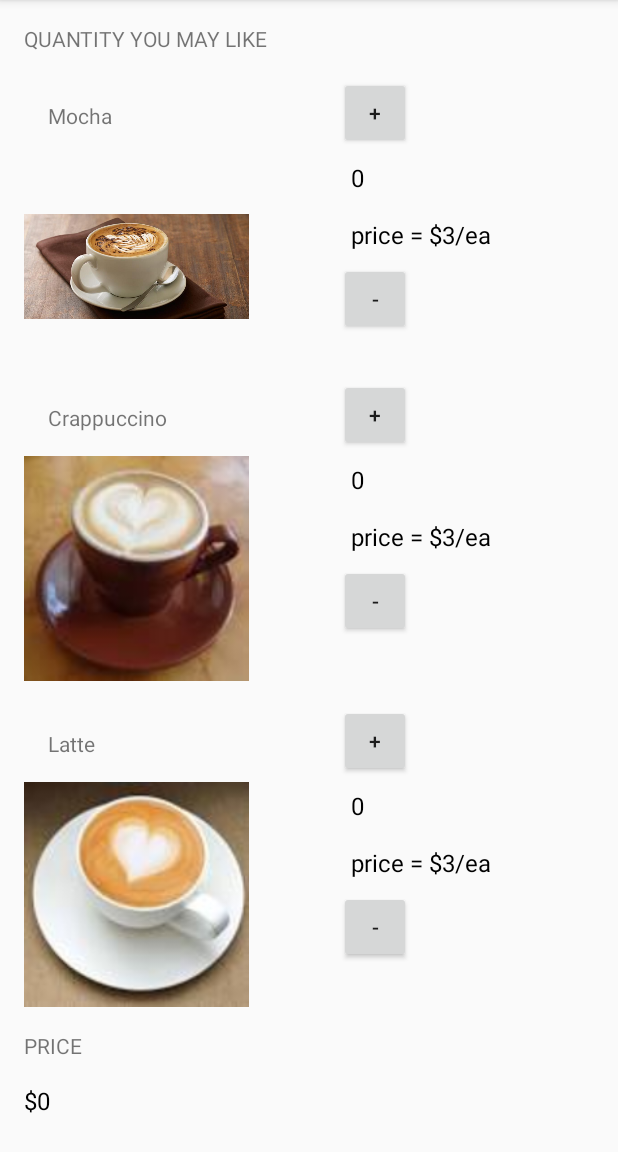
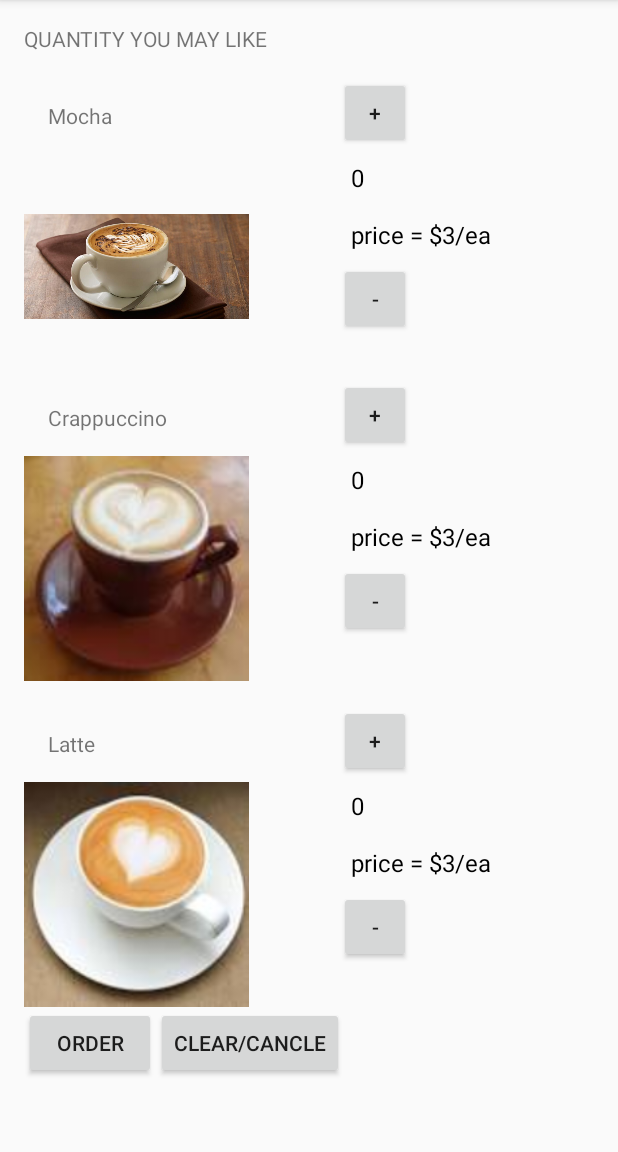
Before and after one commit to rala8730/Android-Inventory, an Android app: the screen it shows after launch (MainActivity), on a phone screen of 412 x 824 dp, the part 84-1236 px from its top. Run offline under Robolectric (Android 15) with nearby library versions, the phone set to English and light mode, and no system bars.

Commit message:
displaying total price in display activity

```diff
--- a/app/src/main/java/com/example/android/test1/Main2Activity.java
+++ b/app/src/main/java/com/example/android/test1/Main2Activity.java
@@ -15,9 +15,6 @@ public class Main2Activity extends AppCompatActivity {
         super.onCreate(savedInstanceState);
         setContentView(R.layout.activity_main2);
 
-        int totalItems = getIntent().getIntExtra(MainActivity.TOTAL_ITEMS, 0);
-        int totalprice=getIntent().getIntExtra(MainActivity.TOTAL_Price,0);
-
     }
     public void back(View view)
     {
--- a/app/src/main/java/com/example/android/test1/MainActivity.java
+++ b/app/src/main/java/com/example/android/test1/MainActivity.java
@@ -27,9 +27,10 @@ import java.text.NumberFormat;
  * This app displays an order form to order coffee.
  */
 public class MainActivity extends AppCompatActivity {
-    public static final String TOTAL_ITEMS = "totalItems";
-    public static final String TOTAL_Price="totalprice";
+    public static final String TOTAL_ITEMS ="totalItems";
+    public static final String TOTAL_PRICE="totalprice";
     Button mocha_i, latte_i, crappuccino_i, mocha_d, latte_d, crappuccino_d;
+
     int lattequantity, mochaquantity, crappuccinoquantity = 0;
     int price = 3;
     int crappuccinoEachPrice,mocaEachPrice,latteEachPrice ;
@@ -44,6 +45,8 @@ public class MainActivity extends AppCompatActivity {
         mocha_i.setOnClickListener(new Clik());
         mocha_d= (Button)findViewById(R.id.mocha_decrement_id);
         mocha_d.setOnClickListener(new Clik());
+
+
         crappuccino_i= (Button) findViewById(R.id.crappuccino_increment_id);
         crappuccino_i.setOnClickListener(new Clik());
         crappuccino_d= (Button) findViewById(R.id.crappucino_decrement_id);
@@ -58,15 +61,10 @@ public class MainActivity extends AppCompatActivity {
     public void submitOrder(View v){
         Intent jumppage= new Intent(MainActivity.this, com.example.android.test1.Display.class);
         jumppage.putExtra(TOTAL_ITEMS, lattequantity + mochaquantity + crappuccinoquantity);
-        jumppage.putExtra(TOTAL_Price,(lattequantity+mochaquantity+crappuccinoquantity)*price + tax);
+        jumppage.putExtra(TOTAL_PRICE,(lattequantity+mochaquantity+crappuccinoquantity)*price + tax);
         startActivity(jumppage);
     }
 
-    public void total(View view)
-    {
-        String PriceMessage = (lattequantity + mochaquantity + crappuccinoquantity) + "\r\nLatte = " + lattequantity + "\r\nCrappuccino = " + crappuccinoquantity + "\r\nMocha = " + mochaquantity + "\r\nTotal price = $" + ((tax) + ((lattequantity + mochaquantity + crappuccinoquantity) * (price))) + "\r\n\r\nThank you for shopping today ^__^" + "\r\n\t\nHave a nice Day";
-        displayMessage(PriceMessage);
-    }
 
     public void clear(View view)
     {
@@ -82,46 +80,49 @@ public class MainActivity extends AppCompatActivity {
 
     public class Clik implements View.OnClickListener {
         public void onClick(View v) {
-            switch (v.getId()) {
+            int id=v.getId();
+            switch (id) {
 
                 case R.id.mocha_increment_id: {
                     mochaquantity ++;
-                    mocadisplay(mochaquantity);
-                    //mocaEachPrice = price * mochaquantity;
-                    //price_display(mocaEachPrice);
+                    display(mochaquantity);
+                    display(eachprice(price,mochaquantity));
                     break;
                 }
                 case R.id.mocha_decrement_id: {
                     if (mochaquantity>0){
                         mochaquantity --;
-                    mocadisplay(mochaquantity);
+                        display(mochaquantity);
+                        display(eachprice(price,mochaquantity));
                     }
-                    //mocaEachPrice = price * mochaquantity;
-                    //price_display(mocaEachPrice);
                     break;
                 }
                 case R.id.crappuccino_increment_id:{
                     crappuccinoquantity++;
-                    crappucinodisplay(crappuccinoquantity);
+                    display(crappuccinoquantity);
+                    display(eachprice(price,crappuccinoquantity));
                     break;
                 }
                 case R.id.crappucino_decrement_id:{
                     if(crappuccinoquantity >0){
                         crappuccinoquantity--;
-                    crappucinodisplay(crappuccinoquantity);
+                        display(crappuccinoquantity);
+                        display(eachprice(price,crappuccinoquantity));
                     }
                     break;
                 }
 
                 case R.id.latteprice_increment_id:{
                     lattequantity++;
-                    lattedisplay(lattequantity);
+                    display(lattequantity);
+                    display(eachprice(price,lattequantity));
                     break;
                 }
                 case R.id.latteprice_decrement_id:{
                     if(lattequantity>0){
                         lattequantity--;
-                    lattedisplay(lattequantity);
+                        display(lattequantity);
+                        display(eachprice(price,lattequantity));
                     }
                     break;
                 }
@@ -129,109 +130,28 @@ public class MainActivity extends AppCompatActivity {
             }
         }
     }
- /*   public void mochaincrement(View view)
-    {
-        Log.d("Main", getResources().getResourceEntryName(view.getId()));
-        mochaquantity = mochaquantity + 1;
-        mocadisplay(mochaquantity);
-        mocaEachPrice=price*mochaquantity;
-        price_display(mocaEachPrice);
-    }
 
-    public void mochadecrement(View view)
-
-    {
-        if (mochaquantity > 0)
-        {
-            mochaquantity = mochaquantity - 1;
-            mocadisplay(mochaquantity);
-            mocaEachPrice=-price;
-            price_display(mocaEachPrice);
-        }
-        else {}
-    }
-
-    public void crappucinoincrement(View view)
-    {
-        crappuccinoquantity = crappuccinoquantity + 1;
-        crappucinodisplay(crappuccinoquantity);
-
-        crappuccinoEachPrice=price*crappuccinoquantity;
-        price_display(crappuccinoEachPrice);
-
-
-    }
-
-    public void crappucinodecrement(View view)
-    {
-        if (crappuccinoquantity > 0)
-        {
-            crappuccinoquantity = crappuccinoquantity - 1;
-            crappucinodisplay(crappuccinoquantity);
-            crappuccinoEachPrice=-price;
-            price_display(crappuccinoEachPrice);
-        }
-        else{}
-    }
-
-    public void latteincrement(View view)
-    {
-        lattequantity = lattequantity + 1;
-        lattedisplay(lattequantity);
-        latteEachPrice=price*lattequantity;
-        price_display(latteEachPrice);
-
-    }
-
-    public void lattedecrement(View view)
-    {
-        if (lattequantity > 0) {
-            lattequantity = lattequantity - 1;
-            lattedisplay(lattequantity);
-            latteEachPrice=-price;
-            price_display(latteEachPrice);
-        }
-        else {}
-    }
-*/
 
     /**
      * This method displays the given price on the screen.
      */
-    public void mocadisplay(int number) {
+    public int eachprice(int amount, int quantity){
+        return amount*quantity;
+    }
+    public void display( int number){
+        if(number==crappuccinoquantity){
+                TextView quantityTextView = (TextView) findViewById(R.id.crappuccinoquantity_text_view);
+                quantityTextView.setText("" + crappuccinoquantity);
+            }
+            else if(number==mochaquantity){
                 TextView quantityTextView = (TextView) findViewById(R.id.Mocaquantity_text_view);
                 quantityTextView.setText("" + number);
             }
-
-    public void crappucinodisplay(int number) {
-        /*
-         * displays the quantity
-         */
-        TextView quantityTextView = (TextView) findViewById(R.id.crappuccinoquantity_text_view);
-        quantityTextView.setText("" + number);
-    }
-
-
-    public void lattedisplay(int number) {
-
+            else if(number==lattequantity){
                 TextView quantityTextView = (TextView) findViewById(R.id.lattequantity_text_view);
                 quantityTextView.setText("" + number);
             }
 
-
-
-    /**
-     * this method displays the given text on the screen in the end of line .
-     */
-    public void displayMessage(String message) {
-        TextView priceTextView = (TextView) findViewById(R.id.price_text_view);
-        priceTextView.setText(message);
+    }
 
 }
-
-    /* things to add
-     * welcome message  with welcome screen
-     * list of inventory  clothing section  or bakery section
-     *
-     */
-}
--- a/app/src/main/res/layout/activity_main.xml
+++ b/app/src/main/res/layout/activity_main.xml
@@ -49,8 +49,7 @@
                             android:layout_weight="1"
                             android:orientation="vertical">
                             <TextView
-                                android:id="@+id/mocha_text_view"
-                                android:layout_width="wrap_content"
+                                android:layout_width="match_parent"
                                 android:layout_height="wrap_content"
                                 android:text="Mocha"
                                 android:layout_margin="16dp"/>
@@ -263,23 +262,6 @@
                 android:layout_width="match_parent"
                 android:layout_height="wrap_content"
                 android:orientation="vertical">
-
-                <TextView
-                    android:layout_width="wrap_content"
-                    android:layout_height="wrap_content"
-                    android:layout_marginBottom="16dp"
-                    android:layout_marginTop="16dp"
-                    android:text="price"
-                    android:textAllCaps="true" />
-
-                <TextView
-                    android:id="@+id/price_text_view"
-                    android:layout_width="wrap_content"
-                    android:layout_height="wrap_content"
-                    android:layout_marginBottom="16dp"
-                    android:text="$0"
-                    android:textColor="@android:color/black"
-                    android:textSize="16sp" />
                 <LinearLayout
                     android:layout_width="match_parent"
                     android:layout_height="wrap_content">
--- a/app/src/main/res/layout/display.xml
+++ b/app/src/main/res/layout/display.xml
@@ -19,12 +19,12 @@
         android:textAllCaps="true" />
 
     <TextView
+        android:id="@+id/total_price"
         android:layout_width="wrap_content"
         android:layout_height="wrap_content"
         android:layout_marginBottom="16dp"
         android:layout_marginTop="16dp"
-        android:text="price"
-        android:textAllCaps="true" />
+        android:textAllCaps="true"/>
 
     <Button
         android:layout_width="wrap_content"
```
Also changed, not shown: app/src/main/java/com/example/android/test1/Display.java (+4 -3 lines), 1 other file. Lines whose indentation alone changed are shown as unchanged.
